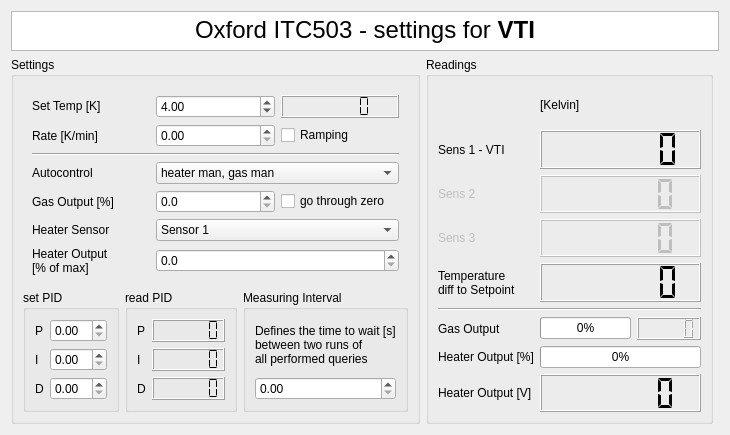
First picture: the form in Oxford/ITC_control.ui, repository Cryostat-GUI/Cryostat-GUI, before the edit.
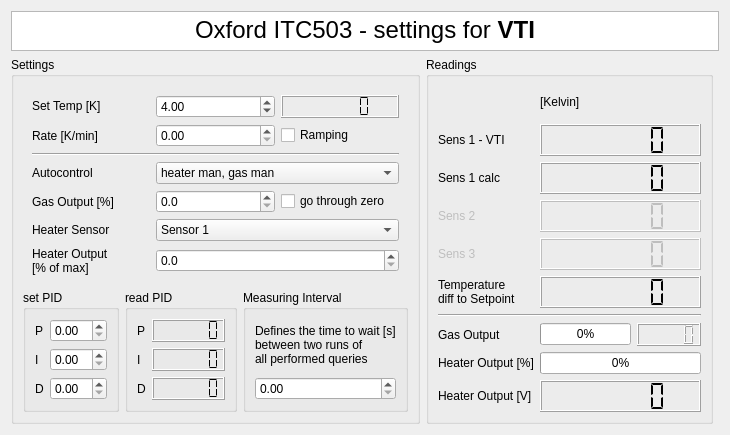
Second picture: the form after the edit.

Commit message: ITC update for high-precision temperature

The edit to the form file:
```diff
--- a/Oxford/ITC_control.ui
+++ b/Oxford/ITC_control.ui
@@ -29,14 +29,37 @@
       <property name="horizontalSpacing">
        <number>6</number>
       </property>
-      <item row="1" column="0">
-       <widget class="QLabel" name="label_8">
-        <property name="text">
-         <string>Sens 1 - VTI</string>
-        </property>
-       </widget>
-      </item>
       <item row="4" column="0">
+       <widget class="QLabel" name="label_10">
+        <property name="enabled">
+         <bool>false</bool>
+        </property>
+        <property name="text">
+         <string>Sens 3</string>
+        </property>
+       </widget>
+      </item>
+      <item row="6" column="0" colspan="3">
+       <widget class="Line" name="line">
+        <property name="orientation">
+         <enum>Qt::Horizontal</enum>
+        </property>
+       </widget>
+      </item>
+      <item row="4" column="1" colspan="2">
+       <widget class="QLCDNumber" name="lcdTemp_sens3_K">
+        <property name="enabled">
+         <bool>false</bool>
+        </property>
+        <property name="digitCount">
+         <number>6</number>
+        </property>
+        <property name="segmentStyle">
+         <enum>QLCDNumber::Flat</enum>
+        </property>
+       </widget>
+      </item>
+      <item row="5" column="0">
        <widget class="QLabel" name="label_11">
         <property name="text">
          <string>Temperature
@@ -44,31 +67,7 @@
         </property>
        </widget>
       </item>
-      <item row="7" column="0">
-       <widget class="QLabel" name="label_12">
-        <property name="text">
-         <string>Heater Output [%]</string>
-        </property>
-       </widget>
-      </item>
-      <item row="8" column="0">
-       <widget class="QLabel" name="label_13">
-        <property name="text">
-         <string>Heater Output [V]</string>
-        </property>
-       </widget>
-      </item>
-      <item row="2" column="0">
-       <widget class="QLabel" name="label_9">
-        <property name="enabled">
-         <bool>false</bool>
-        </property>
-        <property name="text">
-         <string>Sens 2</string>
-        </property>
-       </widget>
-      </item>
-      <item row="8" column="1" colspan="2">
+      <item row="9" column="1" colspan="2">
        <widget class="QLCDNumber" name="lcdHeaterVoltage">
         <property name="digitCount">
          <number>6</number>
@@ -78,74 +77,31 @@
         </property>
        </widget>
       </item>
-      <item row="7" column="1" colspan="2">
-       <widget class="QProgressBar" name="progressHeaterPercent">
-        <property name="value">
-         <number>0</number>
-        </property>
-       </widget>
-      </item>
-      <item row="3" column="0">
-       <widget class="QLabel" name="label_10">
-        <property name="enabled">
-         <bool>false</bool>
-        </property>
+      <item row="0" column="1" colspan="2">
+       <widget class="QLabel" name="label_21">
         <property name="text">
-         <string>Sens 3</string>
+         <string>[Kelvin]</string>
         </property>
        </widget>
       </item>
-      <item row="6" column="0">
+      <item row="7" column="0">
        <widget class="QLabel" name="label_NeedleValve">
         <property name="text">
          <string>Gas Output</string>
         </property>
        </widget>
       </item>
-      <item row="5" column="0" colspan="3">
-       <widget class="Line" name="line">
-        <property name="orientation">
-         <enum>Qt::Horizontal</enum>
-        </property>
-       </widget>
-      </item>
-      <item row="6" column="1">
-       <widget class="QProgressBar" name="progressNeedleValve">
-        <property name="enabled">
-         <bool>true</bool>
-        </property>
-        <property name="value">
-         <number>0</number>
-        </property>
-       </widget>
-      </item>
-      <item row="6" column="2">
+      <item row="7" column="2">
        <widget class="QLCDNumber" name="lcdNeedleValve_percent"/>
       </item>
-      <item row="4" column="1" colspan="2">
-       <widget class="QLCDNumber" name="lcdTemp_err">
-        <property name="digitCount">
-         <number>6</number>
-        </property>
-        <property name="segmentStyle">
-         <enum>QLCDNumber::Flat</enum>
+      <item row="8" column="1" colspan="2">
+       <widget class="QProgressBar" name="progressHeaterPercent">
+        <property name="value">
+         <number>0</number>
         </property>
        </widget>
       </item>
       <item row="3" column="1" colspan="2">
-       <widget class="QLCDNumber" name="lcdTemp_sens3_K">
-        <property name="enabled">
-         <bool>false</bool>
-        </property>
-        <property name="digitCount">
-         <number>6</number>
-        </property>
-        <property name="segmentStyle">
-         <enum>QLCDNumber::Flat</enum>
-        </property>
-       </widget>
-      </item>
-      <item row="2" column="1" colspan="2">
        <widget class="QLCDNumber" name="lcdTemp_sens2_K">
         <property name="enabled">
          <bool>false</bool>
@@ -164,6 +120,30 @@
         </property>
        </widget>
       </item>
+      <item row="9" column="0">
+       <widget class="QLabel" name="label_13">
+        <property name="text">
+         <string>Heater Output [V]</string>
+        </property>
+       </widget>
+      </item>
+      <item row="8" column="0">
+       <widget class="QLabel" name="label_12">
+        <property name="text">
+         <string>Heater Output [%]</string>
+        </property>
+       </widget>
+      </item>
+      <item row="5" column="1" colspan="2">
+       <widget class="QLCDNumber" name="lcdTemp_err">
+        <property name="digitCount">
+         <number>6</number>
+        </property>
+        <property name="segmentStyle">
+         <enum>QLCDNumber::Flat</enum>
+        </property>
+       </widget>
+      </item>
       <item row="1" column="1" colspan="2">
        <widget class="QLCDNumber" name="lcdTemp_sens1_K">
         <property name="smallDecimalPoint">
@@ -183,10 +163,47 @@
         </property>
        </widget>
       </item>
-      <item row="0" column="1" colspan="2">
-       <widget class="QLabel" name="label_21">
+      <item row="3" column="0">
+       <widget class="QLabel" name="label_9">
+        <property name="enabled">
+         <bool>false</bool>
+        </property>
         <property name="text">
-         <string>[Kelvin]</string>
+         <string>Sens 2</string>
+        </property>
+       </widget>
+      </item>
+      <item row="7" column="1">
+       <widget class="QProgressBar" name="progressNeedleValve">
+        <property name="enabled">
+         <bool>true</bool>
+        </property>
+        <property name="value">
+         <number>0</number>
+        </property>
+       </widget>
+      </item>
+      <item row="1" column="0">
+       <widget class="QLabel" name="label_8">
+        <property name="text">
+         <string>Sens 1 - VTI</string>
+        </property>
+       </widget>
+      </item>
+      <item row="2" column="1" colspan="2">
+       <widget class="QLCDNumber" name="lcdTemp_sens1_calcerr_K">
+        <property name="digitCount">
+         <number>6</number>
+        </property>
+        <property name="segmentStyle">
+         <enum>QLCDNumber::Flat</enum>
+        </property>
+       </widget>
+      </item>
+      <item row="2" column="0">
+       <widget class="QLabel" name="label_19">
+        <property name="text">
+         <string>Sens 1 calc</string>
         </property>
        </widget>
       </item>
```
The commit also changes 2 other files.
